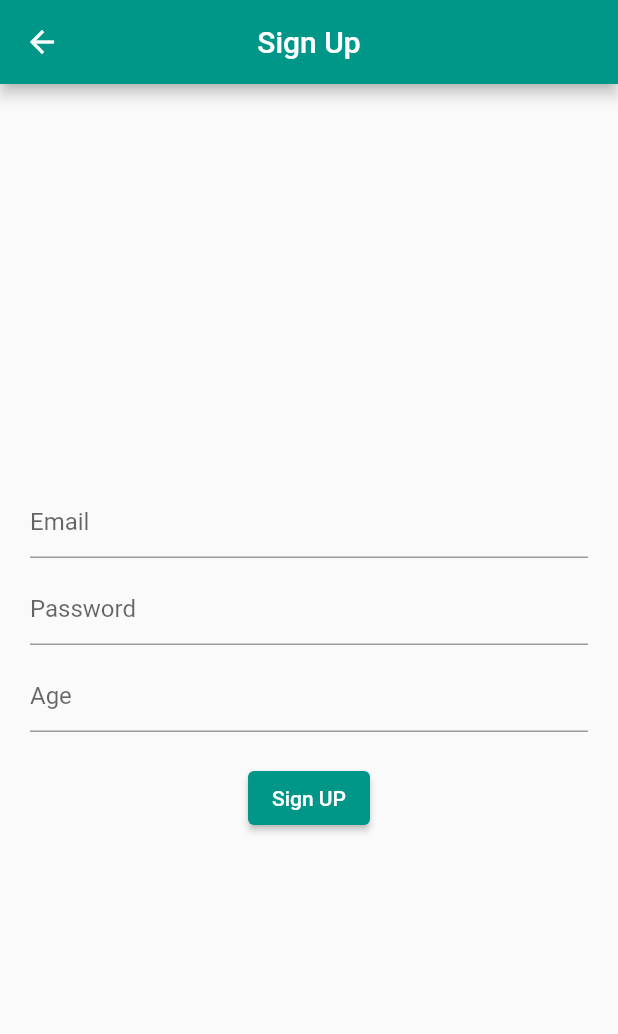
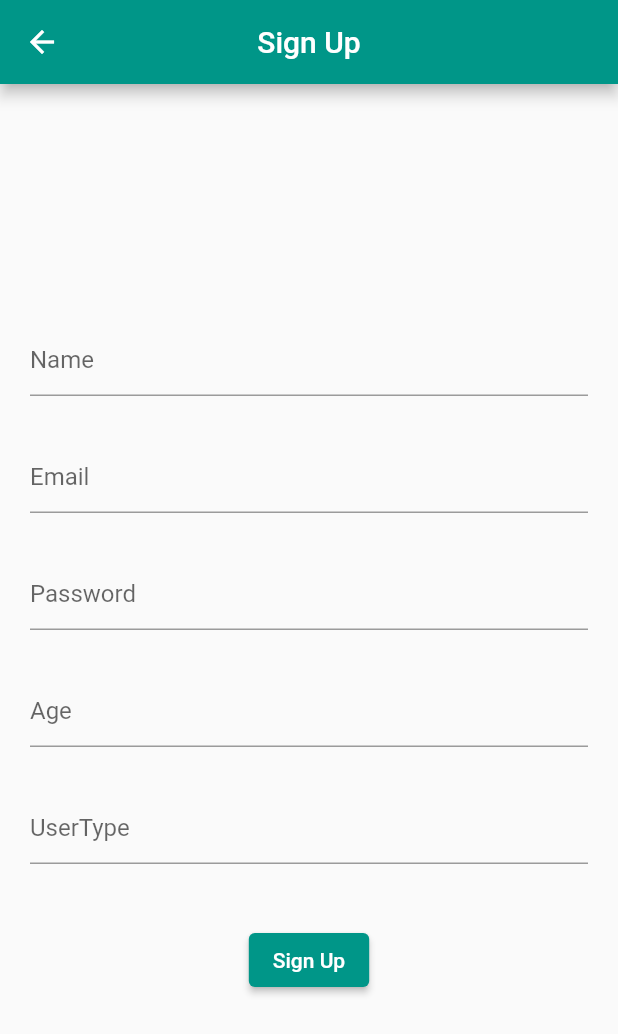
Before and after one commit to Arshadkhan247/shared_preference_for_login, a Flutter app: the screen it shows after launch, on a phone screen of 412 x 824 dp. Shown: the top 1034 px of the screen. Run offline on Flutter 3.47's test engine with Material 2 defaults, Android fonts, the phone set to English and light mode, and no system bars; our stand-ins replace shared_preferences.

```diff
--- a/lib/Page/sign_up_screen.dart
+++ b/lib/Page/sign_up_screen.dart
@@ -1,6 +1,9 @@
+import 'dart:async';
 import 'package:flutter/material.dart';
 import 'package:shared_preferences/shared_preferences.dart';
-import 'package:shared_preference_for_login/Page/home_page.dart';
+import 'package:shared_preference_for_login/Types/admin_screen.dart';
+import 'package:shared_preference_for_login/Types/teacher_screen.dart';
+import 'package:shared_preference_for_login/Types/student_screen.dart';
 
 class SignUpScreen extends StatefulWidget {
   const SignUpScreen({super.key});
@@ -10,9 +13,11 @@ class SignUpScreen extends StatefulWidget {
 }
 
 class _SignUpScreenState extends State<SignUpScreen> {
+  TextEditingController nameController = TextEditingController();
   TextEditingController emailController = TextEditingController();
   TextEditingController passController = TextEditingController();
   TextEditingController ageController = TextEditingController();
+  TextEditingController userTypeController = TextEditingController();
 
   @override
   Widget build(BuildContext context) {
@@ -28,48 +33,108 @@ class _SignUpScreenState extends State<SignUpScreen> {
           crossAxisAlignment: CrossAxisAlignment.center,
           children: [
             TextFormField(
+              keyboardType: TextInputType.text,
+              controller: nameController,
+              decoration: const InputDecoration(
+                hintText: 'Name',
+              ),
+            ),
+            const SizedBox(
+              height: 30,
+            ),
+            TextFormField(
+              keyboardType: TextInputType.emailAddress,
               controller: emailController,
               decoration: const InputDecoration(
                 hintText: 'Email',
               ),
             ),
             const SizedBox(
-              height: 10,
+              height: 30,
             ),
             TextFormField(
+              keyboardType: TextInputType.text,
               controller: passController,
               decoration: const InputDecoration(
                 hintText: 'Password',
               ),
             ),
             const SizedBox(
-              height: 10,
+              height: 30,
             ),
             TextFormField(
+              keyboardType: TextInputType.number,
               controller: ageController,
               decoration: const InputDecoration(
                 hintText: 'Age',
               ),
             ),
             const SizedBox(
-              height: 20,
+              height: 30,
+            ),
+            TextFormField(
+              keyboardType: TextInputType.text,
+              controller: userTypeController,
+              decoration: const InputDecoration(
+                hintText: 'UserType',
+              ),
+            ),
+            const SizedBox(
+              height: 40,
             ),
             ElevatedButton(
               onPressed: () async {
                 SharedPreferences sp = await SharedPreferences.getInstance();
 
+                sp.setString('name', nameController.text.toString());
+
                 sp.setString('email', emailController.text.toString());
                 sp.setString('password', passController.text.toString());
                 sp.setString('age', ageController.text.toString());
+                sp.setBool('isLogin', true);
+                sp.setString('userType', userTypeController.text.toString());
 
-                print(sp.getString('email'));
-                print(sp.getString('password'));
-                print(sp.getString('age'));
+                bool isLogin = sp.getBool('isLogin') ?? false;
+                String userType = sp.getString('userType') ?? '';
 
-                await Navigator.of(context).push(
-                    MaterialPageRoute(builder: (context) => const HomePage()));
+                if (isLogin) {
+                  if (userType == 'student' || userType == 'STUDENT') {
+                    Timer(const Duration(milliseconds: 100), () {
+                      Navigator.push(
+                          context,
+                          MaterialPageRoute(
+                              builder: (context) => const StudentScreen()));
+                    });
+                  } else if (userType == 'teacher' || userType == 'TEACHER') {
+                    Timer(const Duration(milliseconds: 100), () {
+                      Navigator.push(
+                        context,
+                        MaterialPageRoute(
+                          builder: (context) => const TeacherScreen(),
+                        ),
+                      );
+                    });
+                  } else if (userType == 'admin' || userType == 'ADMIN') {
+                    Timer(const Duration(milliseconds: 100), () {
+                      Navigator.push(
+                          context,
+                          MaterialPageRoute(
+                              builder: (context) => const AdminScreen()));
+                    });
+                  }
+                } else {
+                  Timer(const Duration(seconds: 100), () {
+                    Navigator.pushReplacement(
+                      context,
+                      MaterialPageRoute(
+                        builder: (context) => const SignUpScreen(),
+                      ),
+                    );
+                  });
+                }
+                // ignore: use_build_context_synchronously
               },
-              child: const Text('Sign UP'),
+              child: const Text('Sign Up'),
             ),
           ],
         ),
--- a/lib/main.dart
+++ b/lib/main.dart
@@ -1,5 +1,7 @@
 import 'package:flutter/material.dart';
+import 'package:shared_preference_for_login/Page/home_page.dart';
 import 'package:shared_preference_for_login/Page/splash_screen.dart';
+import 'package:shared_preference_for_login/Page/sign_up_screen.dart';
 
 void main(List<String> args) {
   runApp(const MyApp());
@@ -15,7 +17,12 @@ class MyApp extends StatelessWidget {
       theme: ThemeData(
         primarySwatch: Colors.teal,
       ),
-      home: const SplashScreen(),
+      initialRoute: '/',
+      routes: {
+        '/': (BuildContext context) => const SplashScreen(),
+        'signup': (context) => const SignUpScreen(),
+        '/home': (context) => const HomePage()
+      },
     );
   }
 }
```
Also changed, not shown: lib/Page/home_page.dart (+30 -5 lines), lib/Page/splash_screen.dart (+18 -9 lines), lib/Types/admin_screen.dart (added, +15 -0 lines), lib/Types/student_screen.dart (added, +76 -0 lines), lib/Types/teacher_screen.dart (added, +74 -0 lines).
